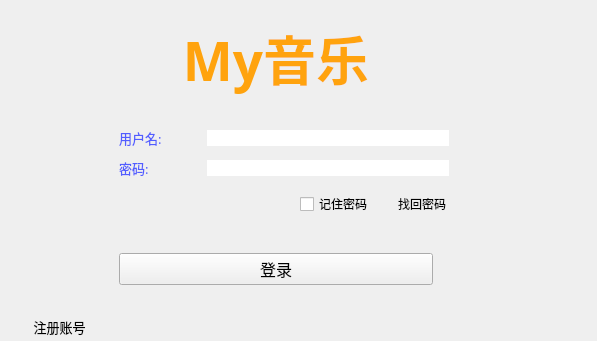
The window that Client/login.ui (qunigouming/MyMusic) describes before a commit, drawn with Qt 5.
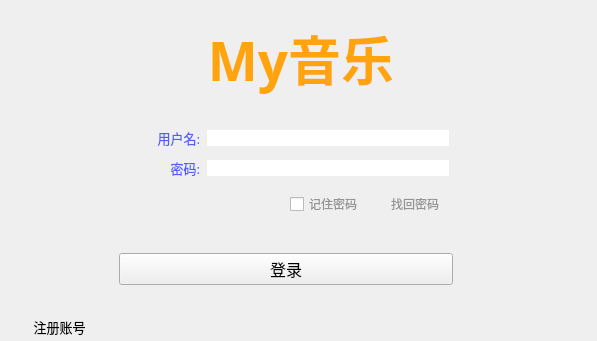
The same window after the commit. Icons and pictures are not drawn.

```diff
--- a/Client/login.ui
+++ b/Client/login.ui
@@ -142,7 +142,8 @@
             </font>
            </property>
            <property name="styleSheet">
-            <string notr="true">color: rgb(255, 163, 14);</string>
+            <string notr="true">color: rgb(255, 163, 14);
+padding-left: 50px;</string>
            </property>
            <property name="text">
             <string>My音乐</string>
@@ -210,6 +211,9 @@
            <property name="text">
             <string>用户名:</string>
            </property>
+           <property name="alignment">
+            <set>Qt::AlignRight|Qt::AlignTrailing|Qt::AlignVCenter</set>
+           </property>
           </widget>
          </item>
          <item row="1" column="0">
@@ -226,6 +230,9 @@
            <property name="text">
             <string>密码:</string>
            </property>
+           <property name="alignment">
+            <set>Qt::AlignRight|Qt::AlignTrailing|Qt::AlignVCenter</set>
+           </property>
           </widget>
          </item>
          <item row="1" column="1">
@@ -308,14 +315,27 @@
           </spacer>
          </item>
          <item>
-          <widget class="QCheckBox" name="checkBox">
+          <widget class="QCheckBox" name="remePwdCBox">
+           <property name="styleSheet">
+            <string notr="true">QCheckBox {
+	color: rgb(148,148,148);
+}
+QCheckBox:hover { color: &quot;#aaa&quot;; }</string>
+           </property>
            <property name="text">
             <string>记住密码</string>
            </property>
           </widget>
          </item>
          <item>
-          <widget class="QLabel" name="label_4">
+          <widget class="QLabel" name="findPwdLab">
+           <property name="styleSheet">
+            <string notr="true">QLabel {
+	color: rgb(148,148,148);
+	margin-right: 10px;
+}
+QLabel:hover { color: &quot;#aaa&quot;; }</string>
+           </property>
            <property name="text">
             <string>找回密码</string>
            </property>
@@ -339,7 +359,7 @@
       </item>
       <item>
        <widget class="QWidget" name="widget_4" native="true">
-        <layout class="QHBoxLayout" name="horizontalLayout_2" stretch="6,2">
+        <layout class="QHBoxLayout" name="horizontalLayout_2" stretch="8,2">
          <property name="spacing">
           <number>0</number>
          </property>
```
Left out of the diff: 7 changed lines with no effect on the pictures.
